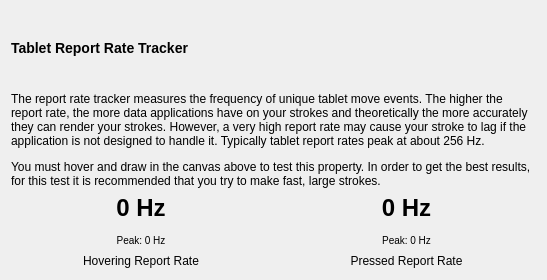
scribblemaniac/qt-tablet-tester, file reportratetester.ui: the form before one commit.
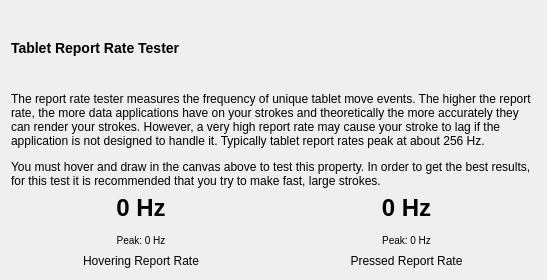
The form after the commit.

Commit message: Rename report rate tracker to report rate tester

What changed in the file:
```diff
--- a/reportratetester.ui
+++ b/reportratetester.ui
@@ -17,14 +17,14 @@
    <item>
     <widget class="QLabel" name="title">
      <property name="text">
-      <string>&lt;h3&gt;Tablet Report Rate Tracker&lt;/h3&gt;</string>
+      <string>&lt;h3&gt;Tablet Report Rate Tester&lt;/h3&gt;</string>
      </property>
     </widget>
    </item>
    <item>
     <widget class="QLabel" name="description">
      <property name="text">
-      <string>&lt;p&gt;The report rate tracker measures the frequency of unique tablet move events. The higher the report rate, the more data applications have on your strokes and theoretically the more accurately they can render your strokes. However, a very high report rate may cause your stroke to lag if the application is not designed to handle it. Typically tablet report rates peak at about 256 Hz.&lt;/p&gt;
+      <string>&lt;p&gt;The report rate tester measures the frequency of unique tablet move events. The higher the report rate, the more data applications have on your strokes and theoretically the more accurately they can render your strokes. However, a very high report rate may cause your stroke to lag if the application is not designed to handle it. Typically tablet report rates peak at about 256 Hz.&lt;/p&gt;
 &lt;p&gt;You must hover and draw in the canvas above to test this property. In order to get the best results, for this test it is recommended that you try to make fast, large strokes.&lt;/p&gt;</string>
      </property>
      <property name="wordWrap">
```
Left out of the diff: 4 changed lines with no effect on the pictures. The commit also changes 8 other files.
